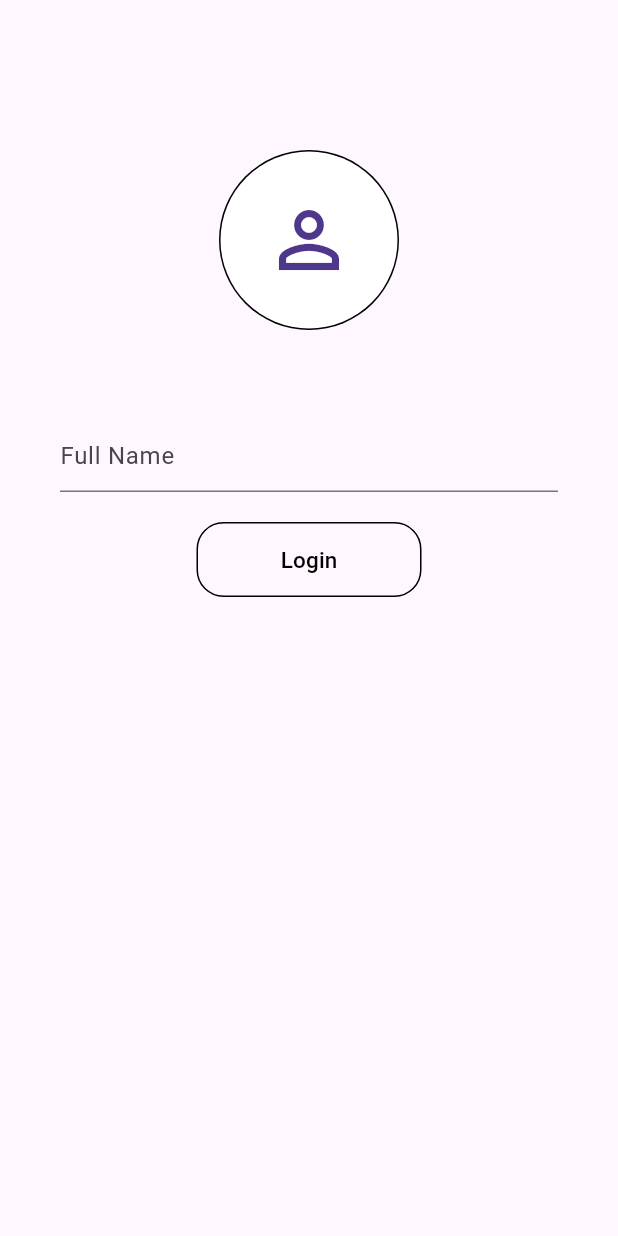
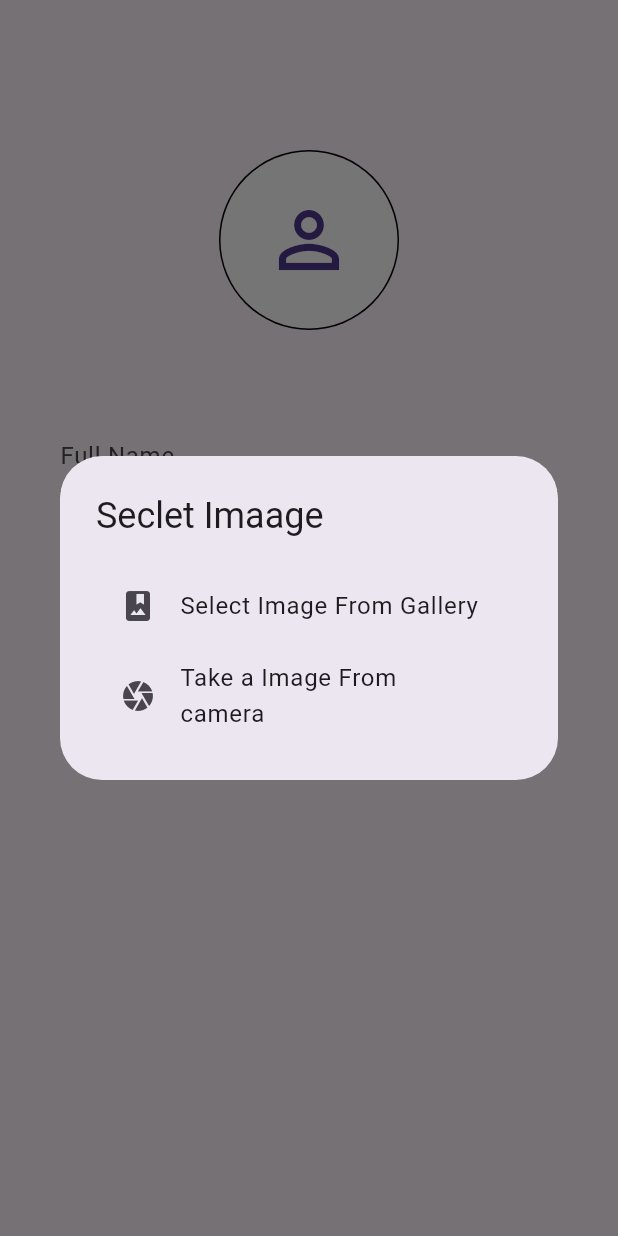
Before and after one commit to GhostOfUchia/chit_chat, a Flutter app: the screen it shows after launch, after a tap on the "person outline" icon, on a phone screen of 412 x 824 dp. Run offline on Flutter 3.47's test engine with Material 3 defaults, Android fonts, the phone set to English and light mode, and no system bars; our stand-ins replace cloud_firestore, firebase_auth, firebase_core, fluttertoast, image_cropper, image_picker; accounts and stored records are empty.

Commit message:
image pickd work done

```diff
--- a/lib/pages/complete_profile_page.dart
+++ b/lib/pages/complete_profile_page.dart
@@ -1,4 +1,8 @@
+import 'dart:io';
+
 import 'package:flutter/material.dart';
+import 'package:image_cropper/image_cropper.dart';
+import 'package:image_picker/image_picker.dart';
 
 class CompleteProfilePage extends StatefulWidget {
   const CompleteProfilePage({super.key});
@@ -8,6 +12,64 @@ class CompleteProfilePage extends StatefulWidget {
 }
 
 class _CompleteProfilePageState extends State<CompleteProfilePage> {
+  File? profileImage; // this is for profileImage
+  TextEditingController fullName =
+      TextEditingController(); // this is for full name
+
+// step one show opeation for taking pic
+  showImageOpeation() {
+    showDialog(
+        context: context,
+        builder: (BuildContext context) {
+          return AlertDialog(
+            title: const Text("Seclet Imaage"),
+            content: Column(
+              mainAxisSize: MainAxisSize.min,
+              children: [
+                ListTile(
+                  onTap: () {
+                    Navigator.pop(context);
+                    secletImage(ImageSource.gallery);
+                  },
+                  leading: const Icon(Icons.photo_album),
+                  title: const Text("Select Image From Gallery"),
+                ),
+                ListTile(
+                  onTap: () {
+                    Navigator.pop(context);
+                    secletImage(ImageSource.camera);
+                  },
+                  leading: const Icon(Icons.camera),
+                  title: const Text("Take a Image From camera"),
+                )
+              ],
+            ),
+          );
+        });
+  }
+
+  // step two => Seclet image
+  secletImage(ImageSource source) async {
+    XFile? pickedImage = await ImagePicker().pickImage(source: source);
+    if (pickedImage != null) {
+      cropImage(pickedImage);
+    }
+  }
+
+  // step three => CropedImage for  fit in our imageWiget
+  cropImage(XFile file) async {
+    CroppedFile? cropedImage = await ImageCropper().cropImage(
+        sourcePath: file.path,
+        aspectRatio: const CropAspectRatio(ratioX: 1, ratioY: 1),
+        compressQuality: 20);
+
+    if (cropedImage != null) {
+      setState(() {
+        profileImage = File(cropedImage.path);
+      });
+    }
+  }
+
   @override
   Widget build(BuildContext context) {
     return Scaffold(
@@ -20,18 +82,24 @@ class _CompleteProfilePageState extends State<CompleteProfilePage> {
               height: 100.0,
             ),
             GestureDetector(
-              onTap: () {},
-              child: const CircleAvatar(
+              onTap: () {
+                showImageOpeation();
+              },
+              child: CircleAvatar(
                   radius: 60.0,
                   backgroundColor: Colors.black,
                   child: CircleAvatar(
-                    radius: 59.0,
-                    backgroundColor: Colors.white,
-                    child: Icon(
-                      Icons.person_outline_sharp,
-                      size: 60.0,
-                    ),
-                  )),
+                      radius: 59.0,
+                      backgroundColor: Colors.white,
+                      backgroundImage: (profileImage != null)
+                          ? FileImage(profileImage!)
+                          : null,
+                      child: (profileImage == null)
+                          ? const Icon(
+                              Icons.person_outline_sharp,
+                              size: 60.0,
+                            )
+                          : null)),
             ),
             const SizedBox(
               height: 60.0,
```
Also changed, not shown: 1 other file.
